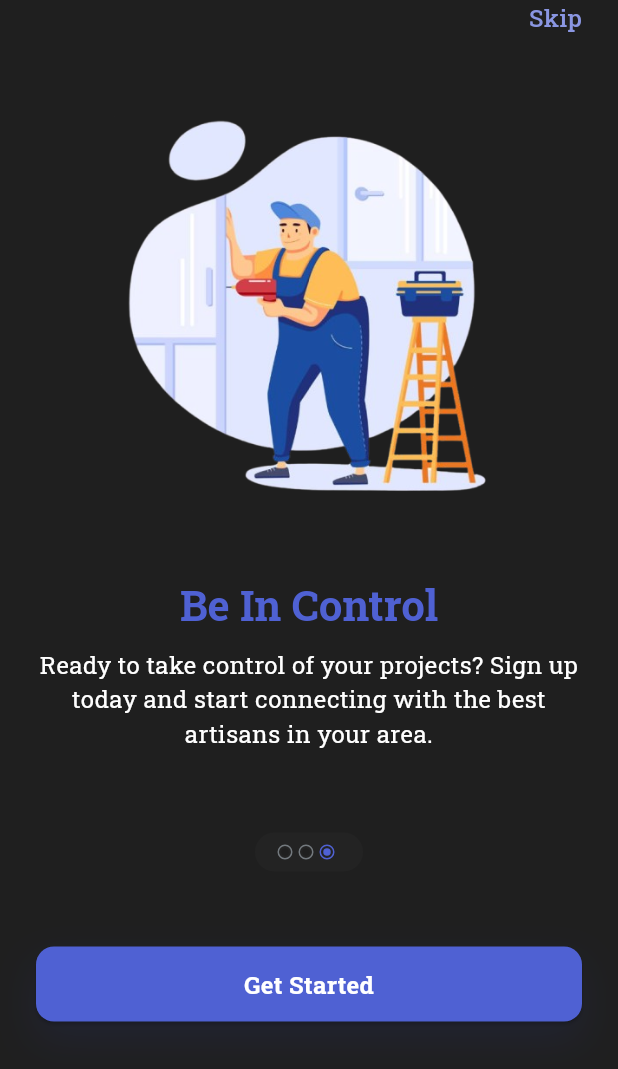
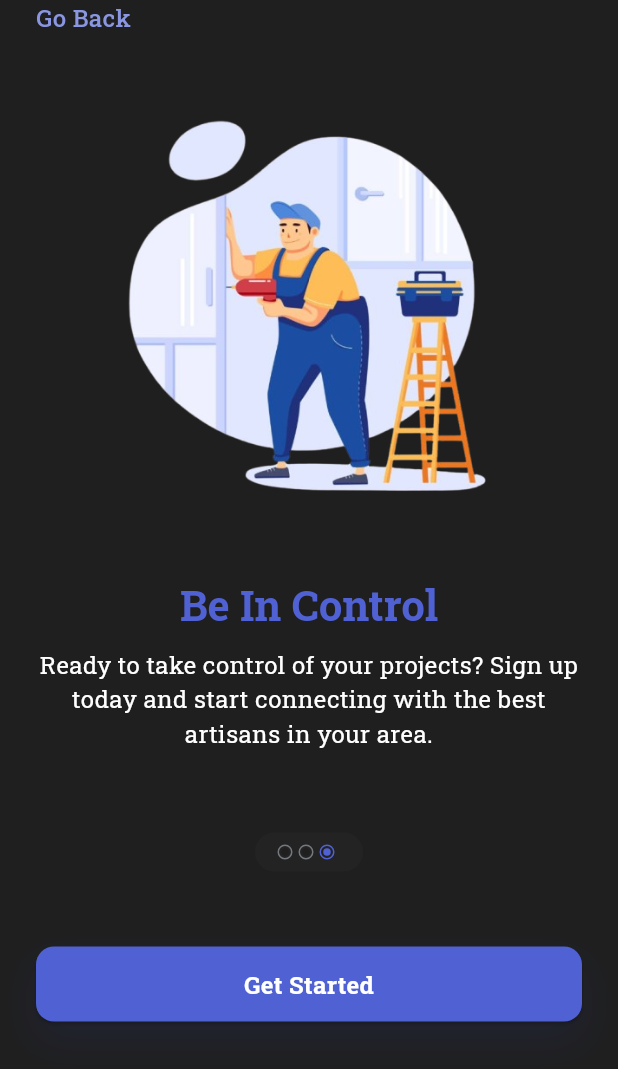
Before and after one commit to ejim11/handyman, a Flutter app: the screen it shows after launch, swiped to page 4, on a phone screen of 412 x 824 dp. Shown: the top 1069 px of the screen. Run offline on Flutter 3.47's test engine with Material 3 defaults, Android fonts, the phone set to English and light mode, and no system bars; drawn by our look-alikes of carousel_slider; our stand-ins replace feather_icons, google_fonts, loading_animation_widget.

Commit message:
🎨 restructured the welcome slider screen widget

```diff
--- a/lib/screens/welcome/welcome_slider.dart
+++ b/lib/screens/welcome/welcome_slider.dart
@@ -1,3 +1,4 @@
+import 'package:carousel_slider/carousel_controller.dart';
 import 'package:flutter/material.dart';
 import 'package:handyman/widgets/welcome/welcome_carousel.dart';
 
@@ -11,6 +12,50 @@ class WelcomeSlider extends StatefulWidget {
 }
 
 class _WelcomeSliderState extends State<WelcomeSlider> {
+  final CarouselSliderController buttonCarouselController =
+      CarouselSliderController();
+
+  var _activeIndex = 0;
+
+  void onPageChanged(int index) {
+    setState(() {
+      _activeIndex = index;
+    });
+  }
+
+  void paginateBack() {
+    setState(() {
+      _activeIndex = 0;
+      buttonCarouselController.animateToPage(0);
+    });
+  }
+
+  void paginateForward() {
+    setState(() {
+      if (_activeIndex == 1) {
+        _activeIndex = 2;
+        buttonCarouselController.animateToPage(2);
+        return;
+      }
+      _activeIndex = 1;
+      buttonCarouselController.animateToPage(1);
+    });
+  }
+
+  void skipPages() {
+    setState(() {
+      _activeIndex = 2;
+      buttonCarouselController.animateToPage(2);
+    });
+  }
+
+  void goBackToFirstPage() {
+    setState(() {
+      _activeIndex = 0;
+      buttonCarouselController.animateToPage(0);
+    });
+  }
+
   @override
   Widget build(BuildContext context) {
     return Container(
@@ -24,10 +69,29 @@ class _WelcomeSliderState extends State<WelcomeSlider> {
       child: Column(
         children: [
           Row(
-            mainAxisAlignment: MainAxisAlignment.end,
+            mainAxisAlignment: _activeIndex != 2
+                ? MainAxisAlignment.end
+                : MainAxisAlignment.start,
             children: [
+              if (_activeIndex == 2)
                 TextButton(
-                onPressed: () {},
+                  onPressed: goBackToFirstPage,
+                  style: TextButton.styleFrom(
+                    padding: EdgeInsets.zero,
+                    tapTargetSize: MaterialTapTargetSize.shrinkWrap,
+                    minimumSize: const Size(0, 0),
+                  ),
+                  child: Text(
+                    'Go Back',
+                    style: Theme.of(context).textTheme.bodyMedium!.copyWith(
+                        color: const Color.fromRGBO(138, 150, 226, 1),
+                        fontSize: 16,
+                        fontWeight: FontWeight.w500),
+                  ),
+                ),
+              if (_activeIndex != 2)
+                TextButton(
+                  onPressed: skipPages,
                   style: TextButton.styleFrom(
                     padding: EdgeInsets.zero,
                     tapTargetSize: MaterialTapTargetSize.shrinkWrap,
@@ -46,7 +110,13 @@ class _WelcomeSliderState extends State<WelcomeSlider> {
           const SizedBox(
             height: 32,
           ),
-          const WelcomeCarousel()
+          WelcomeCarousel(
+            activeIndex: _activeIndex,
+            buttonCarouselController: buttonCarouselController,
+            onPageChanged: onPageChanged,
+            paginateBack: paginateBack,
+            paginateForward: paginateForward,
+          )
         ],
       ),
     );
--- a/lib/widgets/welcome/welcome_carousel.dart
+++ b/lib/widgets/welcome/welcome_carousel.dart
@@ -2,21 +2,22 @@ import 'package:carousel_slider/carousel_slider.dart';
 import 'package:feather_icons/feather_icons.dart';
 import 'package:flutter/material.dart';
 import 'package:handyman/data/welcome_messages.dart';
+import 'package:handyman/screens/auth/auth_screen.dart';
 
-class WelcomeCarousel extends StatefulWidget {
-  const WelcomeCarousel({super.key});
+class WelcomeCarousel extends StatelessWidget {
+  const WelcomeCarousel(
+      {super.key,
+      required this.activeIndex,
+      required this.buttonCarouselController,
+      required this.onPageChanged,
+      required this.paginateBack,
+      required this.paginateForward});
 
-  @override
-  State<WelcomeCarousel> createState() {
-    return _WelcomecarouselState();
-  }
-}
-
-class _WelcomecarouselState extends State<WelcomeCarousel> {
-  final CarouselSliderController buttonCarouselController =
-      CarouselSliderController();
-
-  var _activeIndex = 0;
+  final int activeIndex;
+  final CarouselSliderController buttonCarouselController;
+  final void Function(int index) onPageChanged;
+  final void Function() paginateBack;
+  final void Function() paginateForward;
 
   @override
   Widget build(BuildContext context) {
@@ -26,11 +27,7 @@ class _WelcomecarouselState extends State<WelcomeCarousel> {
         CarouselSlider(
           carouselController: buttonCarouselController,
           options: CarouselOptions(
-            onPageChanged: (index, reason) => {
-              setState(() {
-                _activeIndex = index;
-              })
-            },
+            onPageChanged: (index, reason) => {onPageChanged(index)},
             autoPlay: false,
             height: 500,
             padEnds: false,
@@ -96,7 +93,7 @@ class _WelcomecarouselState extends State<WelcomeCarousel> {
                         : const EdgeInsets.only(right: 4),
                     decoration: BoxDecoration(
                       border: Border.all(
-                          color: i == _activeIndex
+                          color: i == activeIndex
                               ? const Color.fromRGBO(79, 97, 211, 1)
                               : const Color.fromRGBO(115, 121, 126, 1),
                           width: 1),
@@ -107,7 +104,7 @@ class _WelcomecarouselState extends State<WelcomeCarousel> {
                         width: 5,
                         height: 5,
                         decoration: BoxDecoration(
-                          color: i == _activeIndex
+                          color: i == activeIndex
                               ? const Color.fromRGBO(79, 97, 211, 1)
                               : Theme.of(context).colorScheme.surface,
                           borderRadius: BorderRadius.circular(50),
@@ -122,13 +119,13 @@ class _WelcomecarouselState extends State<WelcomeCarousel> {
         const SizedBox(
           height: 50,
         ),
-        if (_activeIndex < 2)
+        if (activeIndex < 2)
           Row(
-            mainAxisAlignment: _activeIndex == 1
+            mainAxisAlignment: activeIndex == 1
                 ? MainAxisAlignment.spaceBetween
                 : MainAxisAlignment.end,
             children: [
-              if (_activeIndex == 1)
+              if (activeIndex == 1)
                 IconButton.outlined(
                   iconSize: 30,
                   color: const Color.fromRGBO(79, 97, 211, 1),
@@ -141,28 +138,13 @@ class _WelcomecarouselState extends State<WelcomeCarousel> {
                       ),
                     ),
                   ),
-                  onPressed: () {
-                    setState(() {
-                      _activeIndex = 0;
-                      buttonCarouselController.animateToPage(0);
-                    });
-                  },
+                  onPressed: paginateBack,
                   icon: const Icon(FeatherIcons.arrowLeft),
                 ),
               IconButton.filled(
                 iconSize: 30,
                 color: Colors.white,
-                onPressed: () {
-                  setState(() {
-                    if (_activeIndex == 1) {
-                      _activeIndex = 2;
-                      buttonCarouselController.animateToPage(2);
-                      return;
-                    }
-                    _activeIndex = 1;
-                    buttonCarouselController.animateToPage(1);
-                  });
-                },
+                onPressed: paginateForward,
                 style: IconButton.styleFrom(
                   backgroundColor: const Color.fromRGBO(79, 97, 211, 1),
                 ),
@@ -190,7 +172,16 @@ class _WelcomecarouselState extends State<WelcomeCarousel> {
                   borderRadius: BorderRadius.circular(12),
                 ),
               ),
-              onPressed: () {},
+              onPressed: () {
+                Navigator.pushReplacement(
+                  context,
+                  MaterialPageRoute(
+                      builder: (context) => const AuthScreen(
+                            headerText: 'Welcome Back!',
+                            subText: 'Sign in into your account',
+                          )),
+                );
+              },
               child: Text(
                 'Get Started',
                 style: Theme.of(context).textTheme.bodyMedium!.copyWith(
```
Lines whose indentation alone changed are shown as unchanged.
